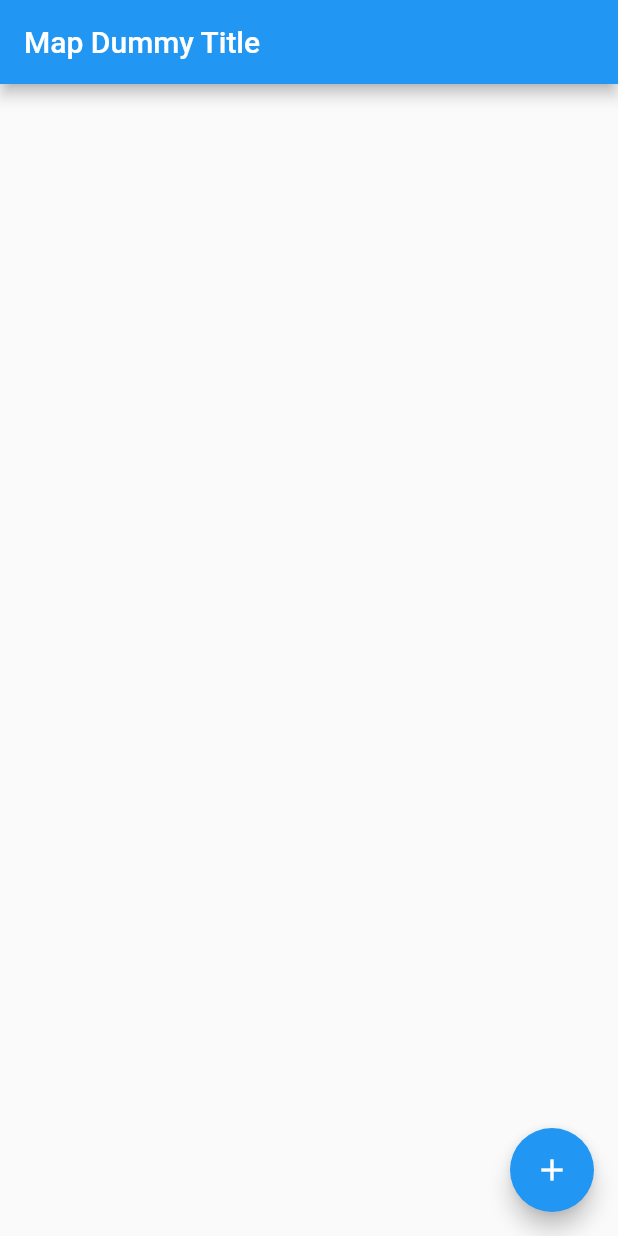
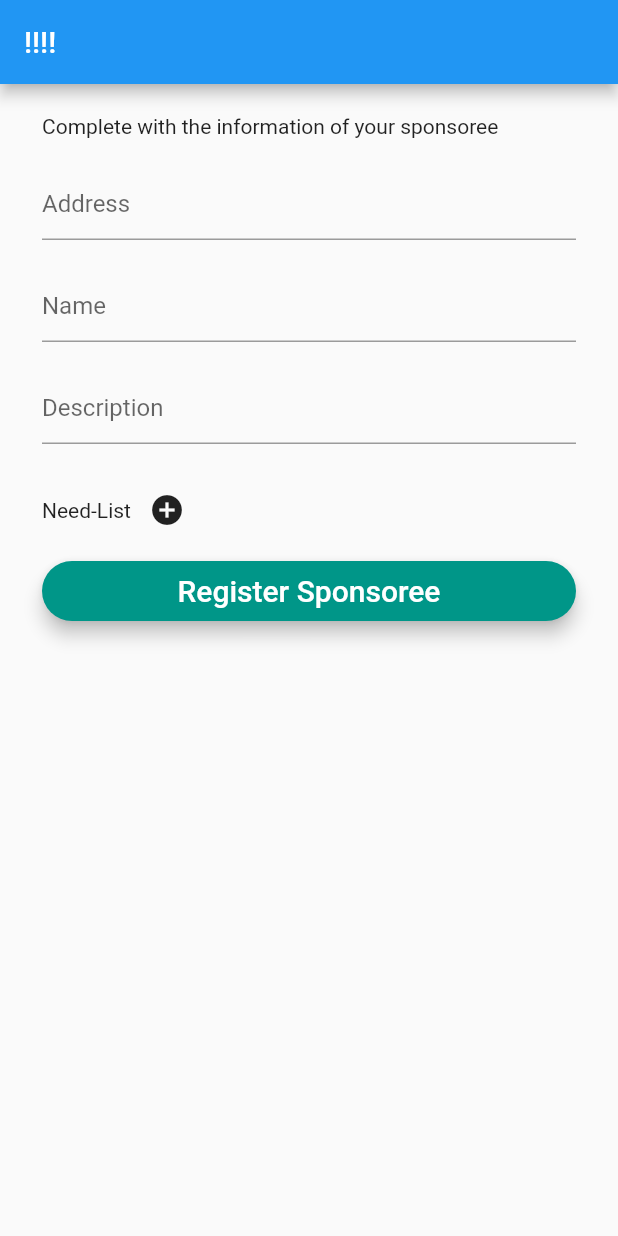
Before and after one commit to rodrisouto/sponsor-volunteering, a Flutter app: the screen it shows after launch, on a phone screen of 412 x 824 dp. Run offline on Flutter 3.47's test engine with Material 2 defaults, Android fonts, the phone set to English and light mode, and no system bars; our stand-ins replace cloud_firestore; accounts and stored records are empty.

Commit message:
feat(LoadSponsoree): load sponsoree form

```diff
--- /dev/null
+++ b/sponsor_volunteering/lib/load_sponsoree.dart
@@ -0,0 +1,288 @@
+import 'package:flutter/material.dart';
+import 'package:flutter/widgets.dart';
+
+class LoadSponsoree extends StatefulWidget {
+  @override
+  _LoadSponsoreeState createState() {
+    return _LoadSponsoreeState();
+  }
+}
+
+class _LoadSponsoreeState extends State<LoadSponsoree> {
+  final _formKey = GlobalKey<FormState>();
+  double pad = 20; // !!!!
+  String address;
+  String sponsoreeName;
+  String _description;
+
+  // !!!!
+  bool _checked = false;
+  List<String> needList = [];
+
+  List<Widget> _formFields;
+
+  @override
+  void initState() {
+    super.initState();
+    setState(() {
+      _formFields = <Widget>[
+        Text("Address"),
+        Text("Name"),
+        Text("Description"),
+        _showInputDescription(),
+      ];
+    });
+  }
+
+  @override
+  Widget build(BuildContext context) {
+    return Scaffold(
+        appBar: AppBar(title: Text('!!!!')),
+        body: Stack(
+          children: <Widget>[
+            _showBody(),
+          ],
+        ));
+  }
+
+  Widget _showBody() {
+    return Container(
+        padding: EdgeInsets.only(left: 28, top: 20, right: 28),
+        child: Form(
+          key: _formKey,
+          child: ListView(
+            shrinkWrap: true,
+            children: <Widget>[
+              _showTitle(),
+              _showInputAddress(),
+              _showInputSponsoreeName(),
+              _showInputDescription(),
+              _showInputNeedListTitle(),
+              _showInputNeedList(),
+              //_showNeedListTile(),
+              _showAddNewListTileButton(),
+              // _showInputNewNeedListTile(),
+            ],
+          ),
+        ));
+  }
+
+  Widget _showTitle() {
+    return Container(
+      padding: EdgeInsets.only(bottom: pad),
+      child: Text('Complete with the information of your sponsoree'),
+    );
+  }
+
+  Widget _showInputAddress() {
+    return Container(
+      padding: EdgeInsets.only(bottom: pad),
+      child: TextFormField(
+        autofocus: false,
+        decoration: InputDecoration(
+          hintText: 'Address',
+        ),
+        onSaved: (value) => setState(() {
+          address = value.trim();
+        }),
+      ),
+    );
+  }
+
+  Widget _showInputSponsoreeName() {
+    return Container(
+      padding: EdgeInsets.only(bottom: pad),
+      child: TextFormField(
+        autofocus: false,
+        decoration: InputDecoration(
+          hintText: 'Name',
+        ),
+        onSaved: (value) => setState(() {
+          sponsoreeName = value.trim();
+        }),
+      ),
+    );
+  }
+
+  Widget _showInputDescription() {
+    return Container(
+      padding: EdgeInsets.only(bottom: pad),
+      child: TextFormField(
+        autofocus: false,
+        decoration: InputDecoration(
+          hintText: 'Description',
+        ),
+        onSaved: (value) => setState(() {
+          _description = value.trim();
+        }),
+      ),
+    );
+  }
+
+  Widget _showInputNeedListTitle() {
+    return Container(
+      padding: EdgeInsets.only(bottom: 5),
+      child: Row(
+        children: [
+          Text('Need-List'),
+          IconButton(
+            icon: Icon(Icons.add_circle),
+            onPressed: () {
+              _showNewNeedlistTileDialog();
+            },
+          )
+        ],
+      ),
+    );
+  }
+
+  Widget _showInputNeedList() {
+    return Container(
+        padding: EdgeInsets.only(bottom: 5),
+        child: ListView.builder(
+          scrollDirection: Axis.vertical,
+          shrinkWrap: true,
+          itemCount: needList.length,
+          itemBuilder: (context, i) {
+            return _showNeedListTile(i, needList[i]);
+          },
+        ));
+  }
+
+  Widget _showNeedListTile(int index, String need) {
+    return Container(
+      padding: EdgeInsets.only(bottom: 5),
+      child: CheckboxListTile(
+        title: Text(need),
+        secondary: Icon(Icons.beach_access),
+        controlAffinity: ListTileControlAffinity.platform,
+        value: false,
+        onChanged: (bool value) {
+          _showDeleteNeedDialog(index);
+        },
+        activeColor: Colors.green,
+        checkColor: Colors.black,
+      ),
+    );
+  }
+
+  Widget _showInputNewNeedListTile() {
+    return Container(
+      padding: EdgeInsets.only(bottom: pad),
+      child: Row(
+        children: [
+          Icon(Icons.beach_access),
+          TextFormField(
+            autofocus: false,
+            decoration: InputDecoration(
+              hintText: 'Need Item',
+            ),
+            onSaved: (value) => setState(() {
+              _description = value.trim();
+            }),
+          ),
+        ],
+      ),
+    );
+  }
+
+  Widget _showAddNewListTileButton() {
+    return Container(
+        padding: EdgeInsets.only(bottom: pad),
+        child: SizedBox(
+          height: 40.0,
+          child: RaisedButton(
+            elevation: 5.0,
+            shape: RoundedRectangleBorder(
+                borderRadius: BorderRadius.circular(30.0)),
+            color: Colors.teal,
+            child: Text('Register Sponsoree',
+                style: TextStyle(fontSize: 20.0, color: Colors.white)),
+            onPressed: _showNewNeedlistTileDialog,
+          ),
+        ));
+  }
+
+  void _showNewNeedlistTileDialog() {
+    TextEditingController textController = TextEditingController();
+
+    showDialog(
+      context: context,
+      builder: (BuildContext context) {
+        return AlertDialog(
+          title: Text("New Need-List Item"),
+          content: TextField(
+            controller: textController,
+          ),
+          actions: <Widget>[
+            Align(
+                alignment: Alignment.bottomLeft,
+                child: Row(
+                  children: <Widget>[
+                    FlatButton(
+                      child: Text('CANCEL',
+                          style:
+                              TextStyle(fontSize: 16.0, color: Colors.black38)),
+                      onPressed: () => Navigator.pop(context),
+                    ),
+                    FlatButton(
+                      child: Text('SUBMIT',
+                          style:
+                              TextStyle(fontSize: 16.0, color: Colors.black)),
+                      onPressed: () {
+                        String newNeed = textController.text.toString();
+
+                        if (newNeed.isEmpty) {
+                          return;
+                        }
+
+                        setState(() {
+                          needList.add(newNeed);
+                        });
+                        Navigator.pop(context);
+                      },
+                    ),
+                  ],
+                ))
+          ],
+        );
+      },
+    );
+  }
+
+  void _showDeleteNeedDialog(int index) {
+    showDialog(
+      context: context,
+      builder: (BuildContext context) {
+        return AlertDialog(
+          title: Text("Are you sure you want to delete this need?"),
+          actions: <Widget>[
+            Align(
+                alignment: Alignment.bottomLeft,
+                child: Row(
+                  children: <Widget>[
+                    FlatButton(
+                      child: Text('CANCEL',
+                          style:
+                              TextStyle(fontSize: 16.0, color: Colors.black38)),
+                      onPressed: () => Navigator.pop(context),
+                    ),
+                    FlatButton(
+                      child: Text('DELETE',
+                          style:
+                              TextStyle(fontSize: 16.0, color: Colors.black)),
+                      onPressed: () {
+                        setState(() {
+                          needList.removeAt(index);
+                        });
+                        Navigator.pop(context);
+                      },
+                    ),
+                  ],
+                ))
+          ],
+        );
+      },
+    );
+  }
+}
--- a/sponsor_volunteering/lib/main.dart
+++ b/sponsor_volunteering/lib/main.dart
@@ -2,6 +2,8 @@ import 'package:cloud_firestore/cloud_firestore.dart';
 import 'package:flutter/material.dart';
 import 'package:sponsor_volunteering/map_page.dart';
 import 'package:sponsor_volunteering/xyz.dart';
+
+import 'load_sponsoree.dart';
 
 void main() => runApp(MyApp());
 
@@ -10,7 +12,7 @@ class MyApp extends StatelessWidget {
   Widget build(BuildContext context) {
     return MaterialApp(
       title: 'Baby Names',
-      home: MapPage(),
+      home: LoadSponsoree(),
     );
   }
 }
```
